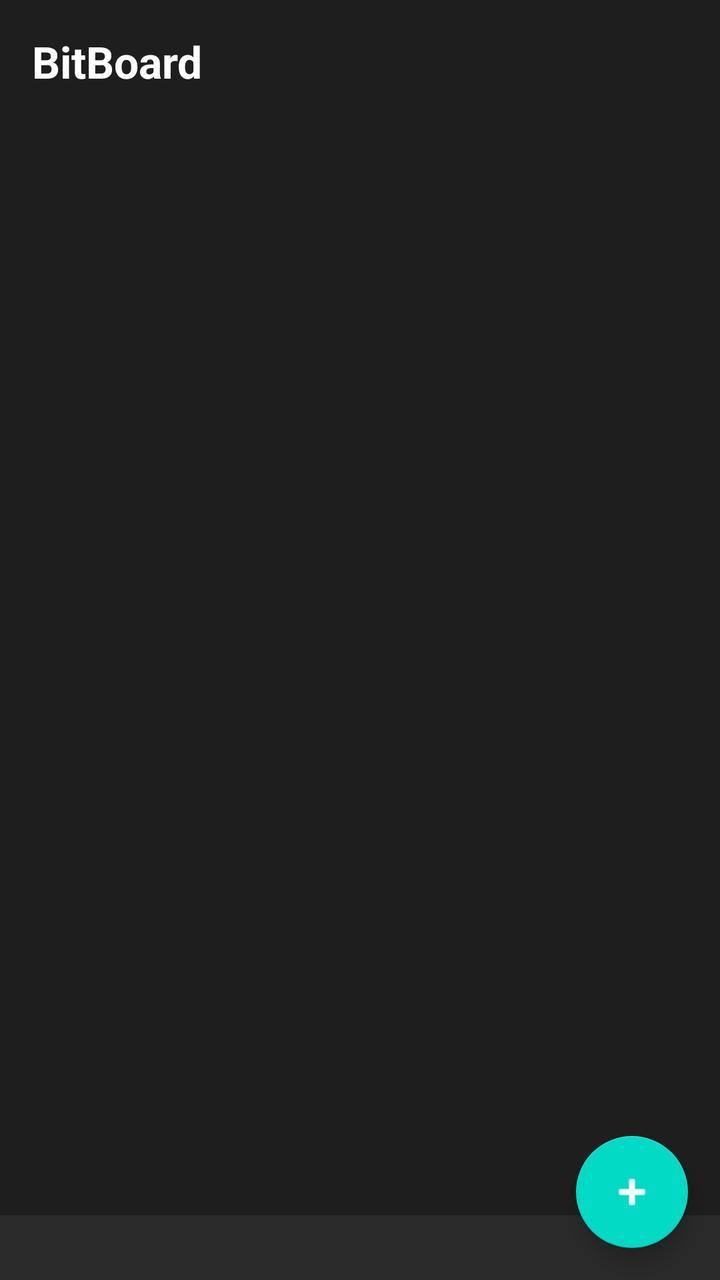
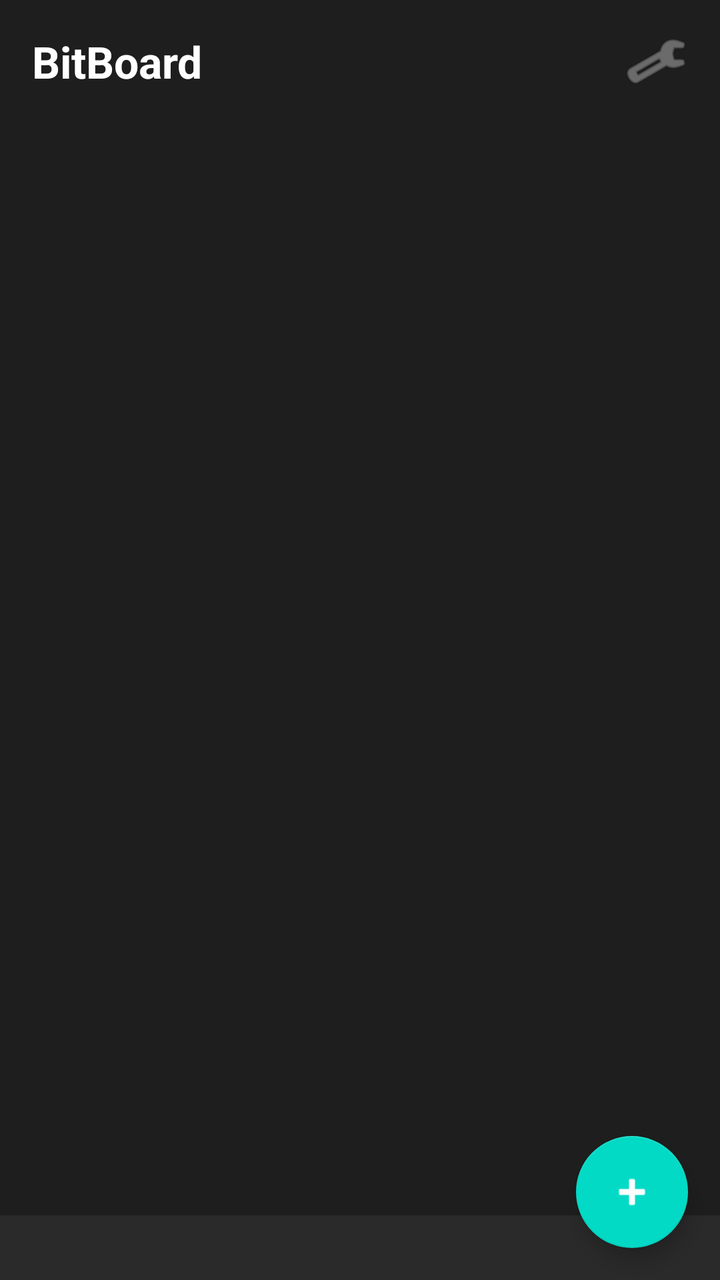

The first picture is an Android layout as it rendered before a commit; the second is the same layout after the commit. The layout source and the unified diff follow.
<!-- AndroidManifest.xml: application theme Theme.BitBoard -->
<!-- res/layout/activity_main.xml -->
<?xml version="1.0" encoding="utf-8"?>
<androidx.coordinatorlayout.widget.CoordinatorLayout
    xmlns:android="http://schemas.android.com/apk/res/android"
    xmlns:app="http://schemas.android.com/apk/res-auto"
    android:layout_width="match_parent"
    android:layout_height="match_parent"
    android:background="#1e1e1e">

    <LinearLayout
        android:layout_width="match_parent"
        android:layout_height="match_parent"
        android:orientation="vertical">

        <TextView
            android:id="@+id/title"
            android:layout_width="match_parent"
            android:layout_height="wrap_content"
            android:padding="16dp"
            android:text="@string/app_name"
            android:textColor="#ffffff"
            android:textSize="22sp"
            android:textStyle="bold" />

        <androidx.recyclerview.widget.RecyclerView
            android:id="@+id/boardsList"
            android:layout_width="match_parent"
            android:layout_height="0dp"
            android:layout_weight="1"
            android:clipToPadding="false"
            android:paddingBottom="88dp" />

        <TextView
            android:id="@+id/logLine"
            android:layout_width="match_parent"
            android:layout_height="wrap_content"
            android:background="#2a2a2a"
            android:ellipsize="end"
            android:maxLines="6"
            android:padding="8dp"
            android:textColor="#9e9e9e"
            android:textSize="12sp" />
    </LinearLayout>

    <com.google.android.material.floatingactionbutton.FloatingActionButton
        android:id="@+id/fabNewBoard"
        android:layout_width="wrap_content"
        android:layout_height="wrap_content"
        android:layout_gravity="bottom|end"
        android:layout_margin="16dp"
        android:contentDescription="@string/new_board"
        android:src="@android:drawable/ic_input_add"
        app:tint="#ffffff" />
</androidx.coordinatorlayout.widget.CoordinatorLayout>
<!-- resources referenced by this layout -->
<resources>
  <string name="app_name">BitBoard</string>
  <string name="new_board">New board</string>
  <style name="Theme.BitBoard" parent="Theme.MaterialComponents.DayNight.NoActionBar">
          <item name="colorPrimary">#4fc3f7</item>
          <item name="colorPrimaryDark">#0288d1</item>
          <item name="colorAccent">#4fc3f7</item>
          <item name="android:windowBackground">#1e1e1e</item>
      </style>
</resources>

<!-- the commit's change to res/layout/activity_main.xml (unified diff, before → after) -->
@@ -11,15 +11,33 @@
         android:layout_height="match_parent"
         android:orientation="vertical">
 
-        <TextView
-            android:id="@+id/title"
+        <LinearLayout
             android:layout_width="match_parent"
             android:layout_height="wrap_content"
-            android:padding="16dp"
-            android:text="@string/app_name"
-            android:textColor="#ffffff"
-            android:textSize="22sp"
-            android:textStyle="bold" />
+            android:gravity="center_vertical"
+            android:orientation="horizontal">
+
+            <TextView
+                android:id="@+id/title"
+                android:layout_width="0dp"
+                android:layout_height="wrap_content"
+                android:layout_weight="1"
+                android:padding="16dp"
+                android:text="@string/app_name"
+                android:textColor="#ffffff"
+                android:textSize="22sp"
+                android:textStyle="bold" />
+
+            <ImageButton
+                android:id="@+id/btnSettings"
+                android:layout_width="48dp"
+                android:layout_height="48dp"
+                android:layout_marginEnd="8dp"
+                android:background="?attr/selectableItemBackgroundBorderless"
+                android:contentDescription="@string/settings"
+                android:src="@android:drawable/ic_menu_preferences"
+                app:tint="#9e9e9e" />
+        </LinearLayout>
 
         <androidx.recyclerview.widget.RecyclerView
             android:id="@+id/boardsList"
<!-- resource entries referenced after the edit -->
@@ -2,6 +2,7 @@
 <resources>
   <string name="app_name">BitBoard</string>
   <string name="new_board">New board</string>
+  <string name="settings">Settings</string>
   <style name="Theme.BitBoard" parent="Theme.MaterialComponents.DayNight.NoActionBar">
           <item name="colorPrimary">#4fc3f7</item>
           <item name="colorPrimaryDark">#0288d1</item>
